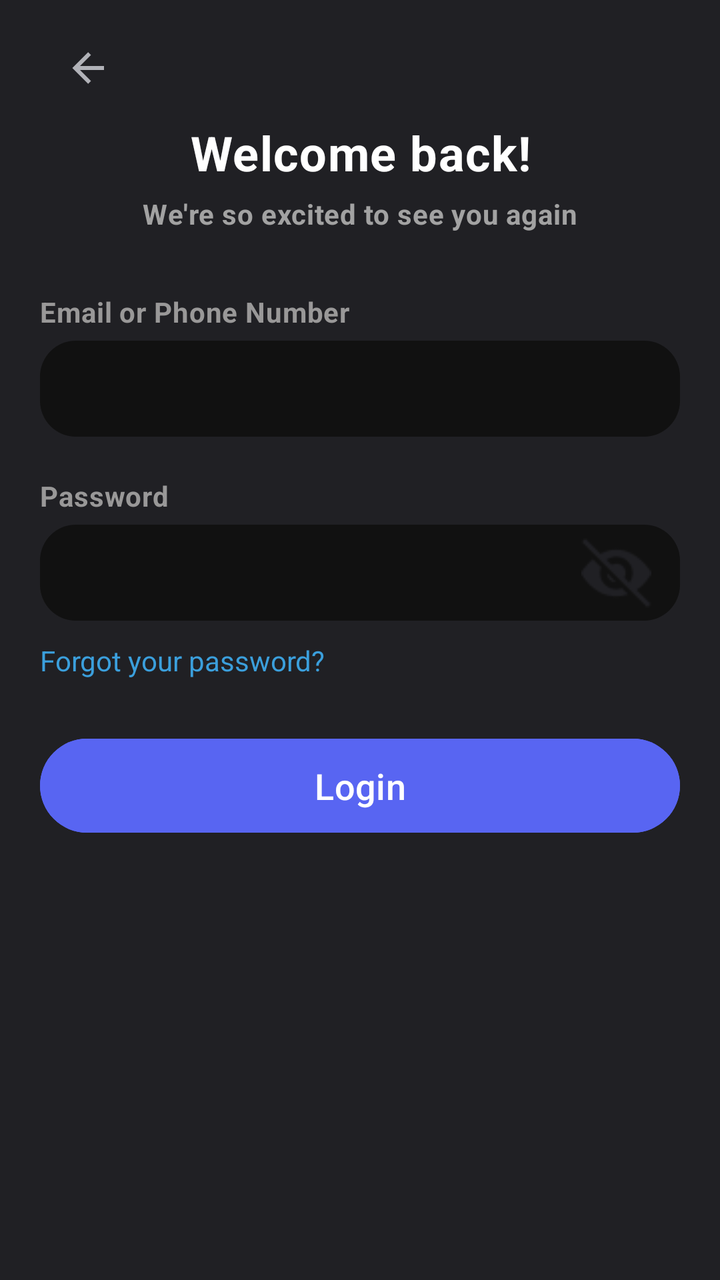
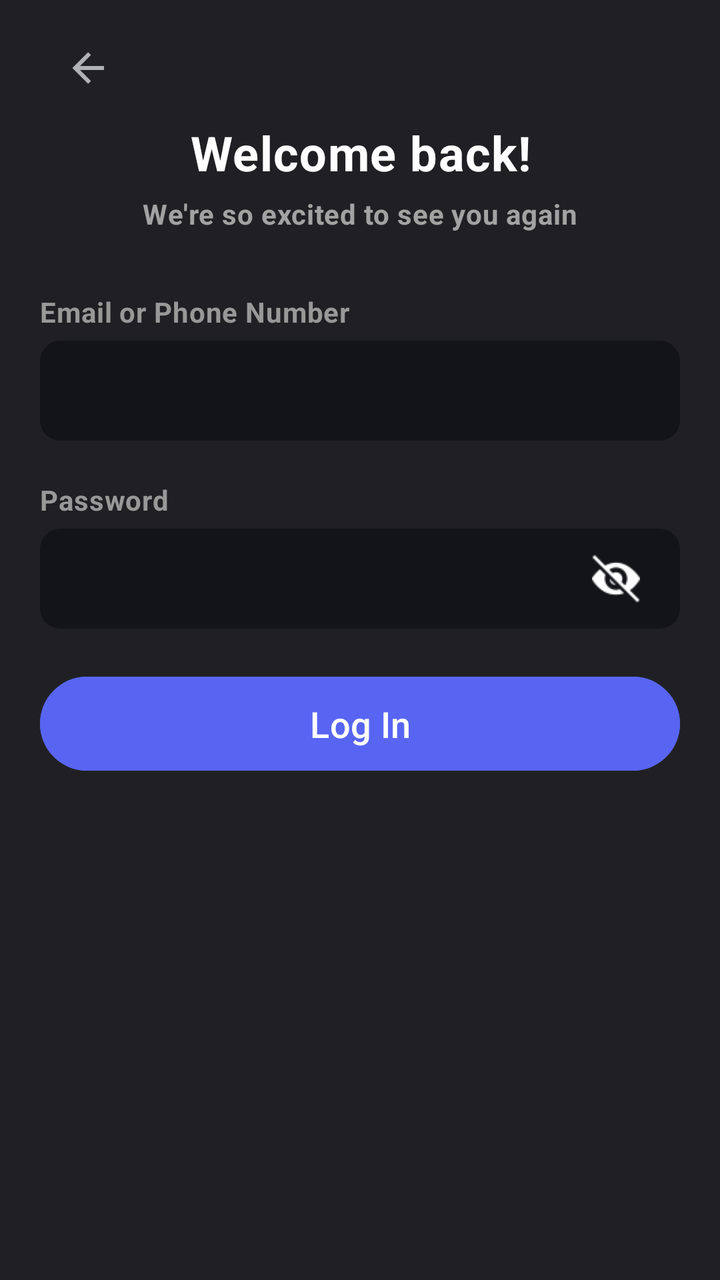

Before-and-after screenshots of an Android layout around one commit, followed by the original layout XML and the change that was made.
<!-- AndroidManifest.xml: application theme Theme.Doscord -->
<!-- res/layout/activity_login.xml -->
<?xml version="1.0" encoding="utf-8"?>
<androidx.constraintlayout.widget.ConstraintLayout xmlns:android="http://schemas.android.com/apk/res/android"
    xmlns:app="http://schemas.android.com/apk/res-auto"
    xmlns:tools="http://schemas.android.com/tools"
    android:id="@+id/main"
    android:animateLayoutChanges="true"
    android:layout_width="match_parent"
    android:layout_height="match_parent"
    android:background="@color/bgGray"
    tools:context=".activities.menu.LoginActivity">

    <TextView
        android:id="@+id/logServerWarning"
        android:layout_width="0dp"
        android:layout_height="wrap_content"
        android:layout_marginStart="20dp"
        android:layout_marginTop="7dp"
        android:layout_marginEnd="20dp"
        android:letterSpacing="0.02"
        android:text="@string/server_error_check_your_network_connection_and_try_again"
        android:textColor="@color/red"
        android:textSize="12sp"
        android:textStyle="bold"
        android:visibility="gone"
        app:layout_constraintEnd_toEndOf="parent"
        app:layout_constraintStart_toStartOf="parent"
        app:layout_constraintTop_toBottomOf="@id/logBtnContainer" />

    <TextView
        android:id="@+id/logIdentifierWarning"
        android:layout_width="0dp"
        android:layout_height="wrap_content"
        android:layout_marginStart="20dp"
        android:layout_marginTop="7dp"
        android:layout_marginEnd="20dp"
        android:letterSpacing="0.02"
        android:text="@string/login_or_password_is_invalid"
        android:textColor="@color/red"
        android:textSize="12sp"
        android:textStyle="bold"
        android:visibility="gone"
        app:layout_constraintEnd_toEndOf="parent"
        app:layout_constraintStart_toStartOf="parent"
        app:layout_constraintTop_toBottomOf="@id/logIdentifierInput" />

    <TextView
        android:id="@+id/logPassWarning"
        android:layout_width="0dp"
        android:layout_height="wrap_content"
        android:layout_marginStart="20dp"
        android:layout_marginTop="7dp"
        android:layout_marginEnd="20dp"
        android:letterSpacing="0.02"
        android:text="@string/login_or_password_is_invalid"
        android:textColor="@color/red"
        android:textSize="12sp"
        android:textStyle="bold"
        android:visibility="gone"
        app:layout_constraintEnd_toEndOf="parent"
        app:layout_constraintStart_toStartOf="parent"
        app:layout_constraintTop_toBottomOf="@id/logPassContainer" />

    <ImageButton
        android:id="@+id/backBtn"
        android:layout_width="48dp"
        android:layout_height="48dp"
        android:layout_marginStart="20dp"
        android:layout_marginTop="10dp"
        android:background="@android:color/transparent"
        android:contentDescription="@string/back"
        android:onClick="finish"
        android:padding="12dp"
        android:scaleType="centerInside"
        app:layout_constraintStart_toStartOf="parent"
        app:layout_constraintTop_toTopOf="parent"
        app:srcCompat="@drawable/back_arrow"
        app:tint="@color/textGray" />

    <TextView
        android:id="@+id/logTitle"
        android:layout_width="wrap_content"
        android:layout_height="wrap_content"
        android:layout_marginTop="60dp"
        android:gravity="center"
        android:letterSpacing="0.02"
        android:text="@string/welcome_back"
        android:textColor="#FFFFFF"
        android:textSize="24sp"
        android:textStyle="bold"
        app:layout_constraintEnd_toEndOf="parent"
        app:layout_constraintStart_toStartOf="parent"
        app:layout_constraintTop_toTopOf="parent" />

    <TextView
        android:id="@+id/logSubtitle"
        android:layout_width="wrap_content"
        android:layout_height="wrap_content"
        android:layout_marginTop="5dp"
        android:gravity="center"
        android:letterSpacing="0.02"
        android:text="@string/we_re_so_excited_to_see_you_again"
        android:textColor="#A2A2A2"
        android:textSize="14sp"
        android:textStyle="bold"
        app:layout_constraintEnd_toEndOf="parent"
        app:layout_constraintStart_toStartOf="parent"
        app:layout_constraintTop_toBottomOf="@+id/logTitle" />

    <TextView
        android:id="@+id/logUserLabel"
        android:layout_width="wrap_content"
        android:layout_height="wrap_content"
        android:layout_marginStart="20dp"
        android:layout_marginTop="30dp"
        android:labelFor="@id/logIdentifierInput"
        android:letterSpacing="0.02"
        android:text="@string/email_or_phone_number"
        android:textColor="@color/labelGray"
        android:textStyle="bold"
        app:layout_constraintStart_toStartOf="parent"
        app:layout_constraintTop_toBottomOf="@+id/logSubtitle" />

    <EditText
        android:id="@+id/logIdentifierInput"
        android:layout_width="0dp"
        android:layout_height="48dp"
        android:layout_marginStart="20dp"
        android:layout_marginTop="5dp"
        android:layout_marginEnd="20dp"
        android:autofillHints="email, phone_number"
        android:background="@drawable/input_background"
        android:inputType="text"
        android:paddingLeft="15dp"
        android:paddingRight="15dp"
        android:textSize="16sp"
        app:layout_constraintEnd_toEndOf="parent"
        app:layout_constraintStart_toStartOf="parent"
        app:layout_constraintTop_toBottomOf="@+id/logUserLabel" />

    <TextView
        android:id="@+id/logPassLabel"
        android:layout_width="wrap_content"
        android:layout_height="wrap_content"
        android:layout_marginStart="20dp"
        android:layout_marginTop="20dp"
        android:labelFor="@id/logPassInput"
        android:letterSpacing="0.02"
        android:text="@string/password"
        android:textColor="@color/labelGray"
        android:textStyle="bold"
        app:layout_constraintStart_toStartOf="parent"
        app:layout_constraintTop_toBottomOf="@+id/logIdentifierWarning" />

    <RelativeLayout
        android:id="@+id/logPassContainer"
        android:layout_width="0dp"
        android:layout_height="48dp"
        android:layout_marginStart="20dp"
        android:layout_marginTop="5dp"
        android:layout_marginEnd="20dp"
        app:layout_constraintEnd_toEndOf="parent"
        app:layout_constraintStart_toStartOf="parent"
        app:layout_constraintTop_toBottomOf="@id/logPassLabel">

        <EditText
            android:id="@+id/logPassInput"
            android:layout_width="match_parent"
            android:layout_height="match_parent"
            android:autofillHints="password"
            android:background="@drawable/input_background"
            android:inputType="textPassword"
            android:paddingStart="15dp"
            android:paddingEnd="48dp"
            android:textSize="16sp" />

        <ImageButton
            android:id="@+id/logPassEyeBtn"
            android:layout_width="48dp"
            android:layout_height="48dp"
            android:layout_alignParentEnd="true"
            android:layout_centerVertical="true"
            android:layout_marginEnd="8dp"
            android:background="@android:color/transparent"
            android:contentDescription="@string/toggle_password_visibility"
            android:onClick="logSwitchEye"
            android:src="@drawable/eye_closed" />
    </RelativeLayout>

    <TextView
        android:id="@+id/logForgotPass"
        android:layout_width="wrap_content"
        android:layout_height="30dp"
        android:layout_marginStart="20dp"
        android:layout_marginTop="5dp"
        android:clickable="true"
        android:focusable="true"
        android:gravity="center|left"
        android:onClick="forgotPassword"
        android:text="@string/forgot_your_password"
        android:textColor="#3B9FDC"
        app:layout_constraintStart_toStartOf="parent"
        app:layout_constraintTop_toBottomOf="@+id/logPassWarning"
        tools:ignore="RtlHardcoded" />

    <FrameLayout
        android:id="@+id/logBtnContainer"
        android:layout_width="0dp"
        android:layout_height="55dp"
        android:layout_marginStart="20dp"
        android:layout_marginTop="20dp"
        android:layout_marginEnd="20dp"
        app:layout_constraintEnd_toEndOf="parent"
        app:layout_constraintStart_toStartOf="parent"
        app:layout_constraintTop_toBottomOf="@+id/logForgotPass">

        <Button
            android:id="@+id/logBtn"
            android:layout_width="match_parent"
            android:layout_height="match_parent"
            android:backgroundTint="#5865f2"
            android:onClick="loginReq"
            android:text="@string/loginTogether"
            android:textColor="@color/white"
            android:textSize="18sp" />

        <com.airbnb.lottie.LottieAnimationView
            android:id="@+id/lottieAnim"
            android:layout_width="match_parent"
            android:layout_height="150dp"
            android:layout_gravity="center"
            android:visibility="gone"
            app:layout_constraintBottom_toBottomOf="parent"
            app:layout_constraintEnd_toEndOf="parent"
            app:layout_constraintStart_toStartOf="parent"
            app:layout_constraintTop_toTopOf="parent"
            app:lottie_autoPlay="true"
            app:lottie_loop="true"
            app:lottie_rawRes="@raw/white_loading" />

    </FrameLayout>

</androidx.constraintlayout.widget.ConstraintLayout>
<!-- resources referenced by this layout -->
<resources>
  <color name="bgGray">#202024</color>
  <color name="labelGray">#999898</color>
  <color name="red">#FA777B</color>
  <color name="textGray">#b1b2b8</color>
  <color name="white">#FFFFFFFF</color>
  <!-- drawable back_arrow (drawable) -->
  <vector xmlns:android="http://schemas.android.com/apk/res/android"
      android:width="80dp"
      android:height="80dp"
      android:viewportWidth="80"
      android:viewportHeight="80">
    <path
        android:pathData="M66.667,36.667V43.333L26.667,43.333L45,61.667L40.267,66.4L13.867,40L40.267,13.6L45,18.333L26.667,36.667L66.667,36.667Z"
        android:fillColor="#ABABAB"/>
  </vector>
  <!-- drawable eye_closed: png bitmap (drawable, 850 bytes) -->
  <!-- drawable input_background (drawable) -->
  <?xml version="1.0" encoding="utf-8"?>
  <shape xmlns:android="http://schemas.android.com/apk/res/android"
      android:shape="rectangle">
  
      
      <solid android:color="#111111" />
  
      
      <corners android:radius="18dp" />
  
  </shape>
  <string name="back">Back</string>
  <string name="email_or_phone_number">Email or Phone Number</string>
  <string name="forgot_your_password">Forgot your password?</string>
  <string name="loginTogether">Login</string>
  <string name="login_or_password_is_invalid">Login or password is invalid.</string>
  <string name="password">Password</string>
  <string name="server_error_check_your_network_connection_and_try_again">Server Error! Check your network connection and try again.</string>
  <string name="toggle_password_visibility">Toggle password visibility.</string>
  <string name="we_re_so_excited_to_see_you_again">We\'re so excited to see you again</string>
  <string name="welcome_back">Welcome back!</string>
  <style name="Theme.Doscord" parent="Base.Theme.Doscord" />
  <style name="Base.Theme.Doscord" parent="Theme.Material3.DayNight.NoActionBar">
          
          
          <item name="colorOnSurface">#FFFFFF</item>
          <item name="android:textColorPrimary">#FFFFFF</item>
          <item name="android:datePickerDialogTheme">@style/MyDatePickerStyle</item>
      </style>
  <style name="MyDatePickerStyle" parent="Theme.AppCompat.Light.Dialog">
          <item name="colorAccent">@color/purple_500</item>
          <item name="android:windowBackground">@android:color/black</item>
          <item name="android:textColorPrimary">@android:color/white</item>
          <item name="android:textColorSecondary">@android:color/darker_gray</item>
      </style>
  <color name="purple_500">#6200EE</color>
</resources>

<!-- the commit's change to res/layout/activity_login.xml (unified diff, before → after) -->
@@ -41,7 +41,7 @@
         android:visibility="gone"
         app:layout_constraintEnd_toEndOf="parent"
         app:layout_constraintStart_toStartOf="parent"
-        app:layout_constraintTop_toBottomOf="@id/logIdentifierInput" />
+        app:layout_constraintTop_toBottomOf="@id/logIdentifierInputContainer" />
 
     <TextView
         android:id="@+id/logPassWarning"
@@ -120,22 +120,36 @@
         app:layout_constraintStart_toStartOf="parent"
         app:layout_constraintTop_toBottomOf="@+id/logSubtitle" />
 
-    <EditText
-        android:id="@+id/logIdentifierInput"
-        android:layout_width="0dp"
-        android:layout_height="48dp"
+    <com.google.android.material.card.MaterialCardView
+        android:id="@+id/logIdentifierInputContainer"
+        android:layout_width="0dp"
+        android:layout_height="wrap_content"
         android:layout_marginStart="20dp"
         android:layout_marginTop="5dp"
         android:layout_marginEnd="20dp"
-        android:autofillHints="email, phone_number"
-        android:background="@drawable/input_background"
-        android:inputType="text"
-        android:paddingLeft="15dp"
-        android:paddingRight="15dp"
-        android:textSize="16sp"
-        app:layout_constraintEnd_toEndOf="parent"
-        app:layout_constraintStart_toStartOf="parent"
-        app:layout_constraintTop_toBottomOf="@+id/logUserLabel" />
+        android:stateListAnimator="@null"
+        app:cardBackgroundColor="#131418"
+        app:cardCornerRadius="10dp"
+        app:cardElevation="0dp"
+        app:cardMaxElevation="0dp"
+        app:layout_constraintEnd_toEndOf="parent"
+        app:layout_constraintStart_toStartOf="parent"
+        app:layout_constraintTop_toBottomOf="@+id/logUserLabel"
+        app:strokeWidth="0dp">
+
+        <EditText
+            android:id="@+id/logIdentifierInput"
+            android:layout_width="match_parent"
+            android:layout_height="50dp"
+            android:autofillHints="email, phone_number"
+            android:background="@null"
+            android:inputType="text"
+            android:paddingStart="15dp"
+            android:paddingEnd="15dp"
+            android:textColor="@color/white"
+            android:textSize="16sp" />
+
+    </com.google.android.material.card.MaterialCardView>
 
     <TextView
         android:id="@+id/logPassLabel"
@@ -151,56 +165,55 @@
         app:layout_constraintStart_toStartOf="parent"
         app:layout_constraintTop_toBottomOf="@+id/logIdentifierWarning" />
 
-    <RelativeLayout
+    <com.google.android.material.card.MaterialCardView
         android:id="@+id/logPassContainer"
         android:layout_width="0dp"
-        android:layout_height="48dp"
+        android:layout_height="wrap_content"
         android:layout_marginStart="20dp"
         android:layout_marginTop="5dp"
         android:layout_marginEnd="20dp"
-        app:layout_constraintEnd_toEndOf="parent"
-        app:layout_constraintStart_toStartOf="parent"
-        app:layout_constraintTop_toBottomOf="@id/logPassLabel">
-
-        <EditText
-            android:id="@+id/logPassInput"
-            android:layout_width="match_parent"
-            android:layout_height="match_parent"
-            android:autofillHints="password"
-            android:background="@drawable/input_background"
-            android:inputType="textPassword"
-            android:paddingStart="15dp"
-            android:paddingEnd="48dp"
-            android:textSize="16sp" />
-
-        <ImageButton
-            android:id="@+id/logPassEyeBtn"
-            android:layout_width="48dp"
-            android:layout_height="48dp"
-            android:layout_alignParentEnd="true"
-            android:layout_centerVertical="true"
-            android:layout_marginEnd="8dp"
-            android:background="@android:color/transparent"
-            android:contentDescription="@string/toggle_password_visibility"
-            android:onClick="logSwitchEye"
-            android:src="@drawable/eye_closed" />
-    </RelativeLayout>
-
-    <TextView
-        android:id="@+id/logForgotPass"
-        android:layout_width="wrap_content"
-        android:layout_height="30dp"
-        android:layout_marginStart="20dp"
-        android:layout_marginTop="5dp"
-        android:clickable="true"
-        android:focusable="true"
-        android:gravity="center|left"
-        android:onClick="forgotPassword"
-        android:text="@string/forgot_your_password"
-        android:textColor="#3B9FDC"
-        app:layout_constraintStart_toStartOf="parent"
-        app:layout_constraintTop_toBottomOf="@+id/logPassWarning"
-        tools:ignore="RtlHardcoded" />
+        android:stateListAnimator="@null"
+        app:cardBackgroundColor="#131418"
+        app:cardCornerRadius="10dp"
+        app:cardElevation="0dp"
+        app:cardMaxElevation="0dp"
+        app:layout_constraintEnd_toEndOf="parent"
+        app:layout_constraintStart_toStartOf="parent"
+        app:layout_constraintTop_toBottomOf="@id/logPassLabel"
+        app:strokeWidth="0dp">
+
+        <RelativeLayout
+            android:layout_width="match_parent"
+            android:layout_height="50dp">
+
+            <EditText
+                android:id="@+id/logPassInput"
+                android:layout_width="match_parent"
+                android:layout_height="match_parent"
+                android:autofillHints="password"
+                android:background="@null"
+                android:inputType="textPassword"
+                android:paddingStart="15dp"
+                android:paddingEnd="48dp"
+                android:textColor="@color/white"
+                android:textSize="16sp" />
+
+            <ImageButton
+                android:id="@+id/logPassEyeBtn"
+                android:layout_width="48dp"
+                android:layout_height="48dp"
+                android:layout_alignParentEnd="true"
+                android:layout_centerVertical="true"
+                android:layout_marginEnd="8dp"
+                android:background="@android:color/transparent"
+                android:contentDescription="@string/toggle_password_visibility"
+                android:onClick="logSwitchEye"
+                android:padding="12dp"
+                android:scaleType="centerInside"
+                android:src="@drawable/eye_closed"
+                app:tint="@color/white" />
+        </RelativeLayout>
+    </com.google.android.material.card.MaterialCardView>
 
     <FrameLayout
         android:id="@+id/logBtnContainer"
@@ -211,7 +224,7 @@
         android:layout_marginEnd="20dp"
         app:layout_constraintEnd_toEndOf="parent"
         app:layout_constraintStart_toStartOf="parent"
-        app:layout_constraintTop_toBottomOf="@+id/logForgotPass">
+        app:layout_constraintTop_toBottomOf="@+id/logPassContainer">
 
         <Button
             android:id="@+id/logBtn"
@@ -219,7 +232,7 @@
             android:layout_height="match_parent"
             android:backgroundTint="#5865f2"
             android:onClick="loginReq"
-            android:text="@string/loginTogether"
+            android:text="@string/login"
             android:textColor="@color/white"
             android:textSize="18sp" />
 
<!-- resource entries referenced after the edit -->
@@ -16,22 +16,9 @@
         android:fillColor="#ABABAB"/>
   </vector>
   <!-- drawable eye_closed: png bitmap (drawable, 850 bytes) -->
-  <!-- drawable input_background (drawable) -->
-  <?xml version="1.0" encoding="utf-8"?>
-  <shape xmlns:android="http://schemas.android.com/apk/res/android"
-      android:shape="rectangle">
-  
-      
-      <solid android:color="#111111" />
-  
-      
-      <corners android:radius="18dp" />
-  
-  </shape>
   <string name="back">Back</string>
   <string name="email_or_phone_number">Email or Phone Number</string>
-  <string name="forgot_your_password">Forgot your password?</string>
-  <string name="loginTogether">Login</string>
+  <string name="login">Log In</string>
   <string name="login_or_password_is_invalid">Login or password is invalid.</string>
   <string name="password">Password</string>
   <string name="server_error_check_your_network_connection_and_try_again">Server Error! Check your network connection and try again.</string>
